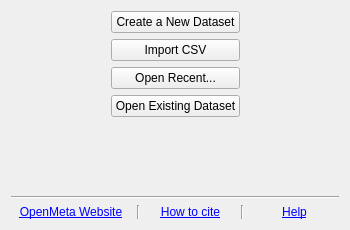
First picture: the form in src/rc_metastudio/forms/welcome_page.ui, repository AliSalman-et-al/openmeta-analyst-community, before the edit.
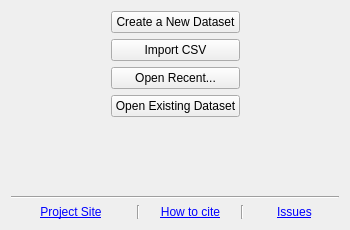
Second picture: the form after the edit. Icons and pictures are not drawn.

Commit message:
Remove bundled help callbacks
Delete the retired bundled help tree and remove package layout requirements that shipped doc/openMA_help.html. Replace the in-app help action and welcome support links with RC MetaStudio About/Legal content and static GitHub project/issue links, with regression coverage for the removed-help contract.

Closes #246

What changed in the file:
```diff
--- a/src/rc_metastudio/forms/welcome_page.ui
+++ b/src/rc_metastudio/forms/welcome_page.ui
@@ -144,7 +144,7 @@
         </size>
        </property>
        <property name="text">
-        <string>&lt;html&gt;&lt;head/&gt;&lt;body&gt;&lt;p&gt;&lt;a href=&quot;http://www.cebm.brown.edu/open_meta&quot;&gt;&lt;span style=&quot; text-decoration: underline; color:#0000ff;&quot;&gt;OpenMeta Website&lt;/span&gt;&lt;/a&gt;&lt;/p&gt;&lt;/body&gt;&lt;/html&gt;</string>
+        <string>&lt;a href=&quot;https://github.com/AliSalman-et-al/rc-metastudio&quot;&gt;Project Site&lt;/a&gt;</string>
        </property>
        <property name="alignment">
         <set>Qt::AlignCenter</set>
@@ -199,7 +199,7 @@
         </size>
        </property>
        <property name="text">
-        <string>&lt;a href=&quot;http://tuftscaes.org/open_meta/help/openMA_help.html&quot;&gt;Help&lt;/a&gt;</string>
+        <string>&lt;a href=&quot;https://github.com/AliSalman-et-al/rc-metastudio/issues&quot;&gt;Issues&lt;/a&gt;</string>
        </property>
        <property name="alignment">
         <set>Qt::AlignCenter</set>
```
Left out of the diff: 2 changed lines with no effect on the pictures. The commit also changes 215 other files.
